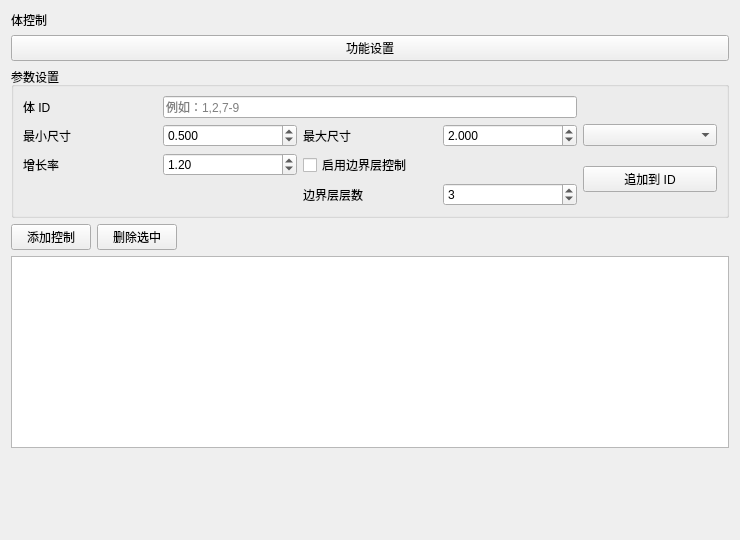
First picture: the form in plugins/Base_Mesh/MeshVolumeControlWidget.ui, repository asd977/base_cae, before the edit.
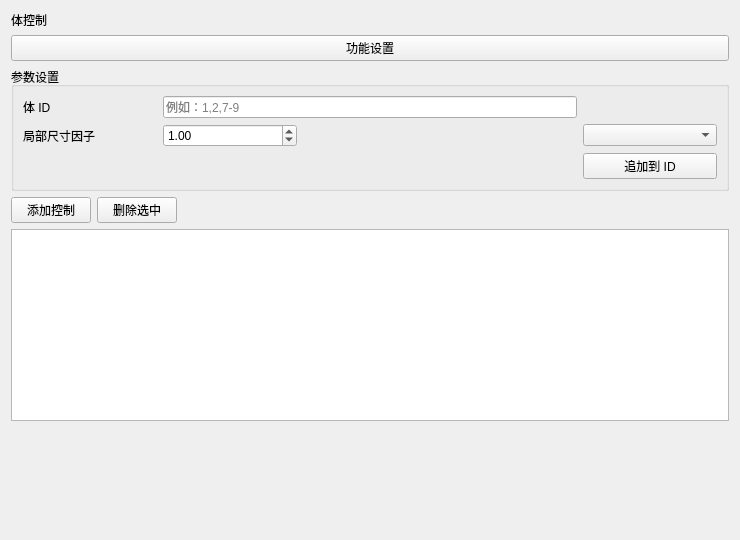
Second picture: the form after the edit. Custom widgets are drawn as their Qt base class.

Commit message: mesh: simplify volume controls to local size factor

What changed in the file:
```diff
--- a/plugins/Base_Mesh/MeshVolumeControlWidget.ui
+++ b/plugins/Base_Mesh/MeshVolumeControlWidget.ui
@@ -59,99 +59,26 @@
       <item row="1" column="0">
        <widget class="QLabel" name="labelMinSize">
         <property name="text">
-         <string>最小尺寸</string>
+         <string>局部尺寸因子</string>
         </property>
        </widget>
       </item>
       <item row="1" column="1">
-       <widget class="QDoubleSpinBox" name="spinMinSize">
-        <property name="decimals">
-         <number>3</number>
-        </property>
-        <property name="minimum">
-         <double>0.001000000000000</double>
-        </property>
-        <property name="maximum">
-         <double>1000000.000000000000000</double>
-        </property>
-        <property name="value">
-         <double>0.500000000000000</double>
-        </property>
-       </widget>
-      </item>
-      <item row="1" column="2">
-       <widget class="QLabel" name="labelMaxSize">
-        <property name="text">
-         <string>最大尺寸</string>
-        </property>
-       </widget>
-      </item>
-      <item row="1" column="3">
-       <widget class="QDoubleSpinBox" name="spinMaxSize">
-        <property name="decimals">
-         <number>3</number>
-        </property>
-        <property name="minimum">
-         <double>0.001000000000000</double>
-        </property>
-        <property name="maximum">
-         <double>1000000.000000000000000</double>
-        </property>
-        <property name="value">
-         <double>2.000000000000000</double>
-        </property>
-       </widget>
-      </item>
-      <item row="2" column="0">
-       <widget class="QLabel" name="labelGrowthRate">
-        <property name="text">
-         <string>增长率</string>
-        </property>
-       </widget>
-      </item>
-      <item row="2" column="1">
-       <widget class="QDoubleSpinBox" name="spinGrowthRate">
+       <widget class="QDoubleSpinBox" name="spinLocalSizeFactor">
         <property name="decimals">
          <number>2</number>
         </property>
         <property name="minimum">
-         <double>1.000000000000000</double>
+         <double>0.010000000000000</double>
         </property>
         <property name="maximum">
-         <double>5.000000000000000</double>
+         <double>100.000000000000000</double>
         </property>
         <property name="singleStep">
          <double>0.050000000000000</double>
         </property>
         <property name="value">
-         <double>1.200000000000000</double>
-        </property>
-       </widget>
-      </item>
-      <item row="2" column="2" colspan="2">
-       <widget class="QCheckBox" name="checkBoundaryLayer">
-        <property name="text">
-         <string>启用边界层控制</string>
-        </property>
-       </widget>
-      </item>
-      <item row="3" column="2">
-       <widget class="QLabel" name="labelLayerCount">
-        <property name="text">
-         <string>边界层层数</string>
-        </property>
-       </widget>
-      </item>
-      <item row="3" column="3">
-       <widget class="QSpinBox" name="spinLayerCount">
-        <property name="minimum">
-         <number>1</number>
-        </property>
-        <property name="maximum">
-         <number>50</number>
-        </property>
-        <property name="value">
-         <number>3</number>
+         <double>1.000000000000000</double>
         </property>
        </widget>
       </item>
```
Left out of the diff: 2 changed lines with no effect on the pictures. The commit also changes 5 other files.
